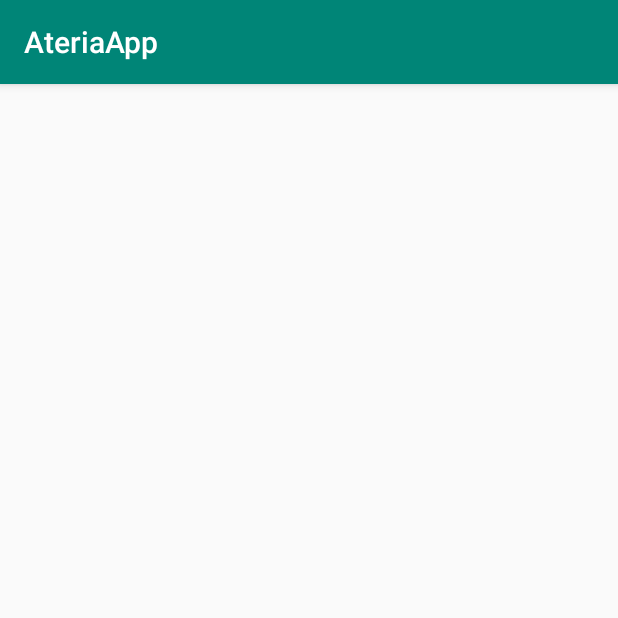
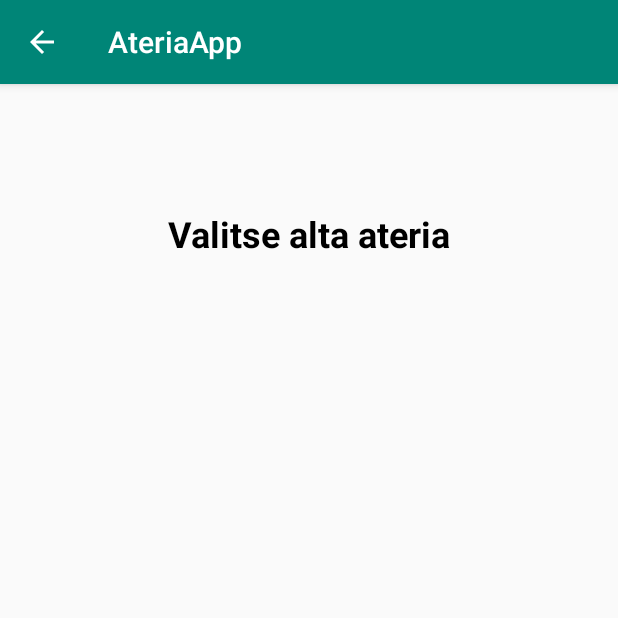
Before and after one commit to Ruon1s/AteriaApp, an Android app: the AteriaNakyma screen opened directly, with no data from a screen before it, on a phone screen of 412 x 824 dp, the top half of it. Run offline under Robolectric (Android 15) with nearby library versions, the phone set to English and light mode, and no system bars.

Commit message:
ParentalActivity Ateria Näkymä

```diff
--- a/app/src/main/AndroidManifest.xml
+++ b/app/src/main/AndroidManifest.xml
@@ -12,7 +12,8 @@
         <activity android:name=".ostosLista"></activity>
         <activity android:name=".lisaaAteria"
             android:parentActivityName=".MainActivity"/>
-        <activity android:name=".AteriaNakyma" />
+        <activity android:name=".AteriaNakyma"
+            android:parentActivityName=".MainActivity"/>
         <activity android:name=".MainActivity">
             <intent-filter>
                 <action android:name="android.intent.action.MAIN" />
--- a/app/src/main/java/com/example/ateriaapp/AteriaNakyma.java
+++ b/app/src/main/java/com/example/ateriaapp/AteriaNakyma.java
@@ -2,7 +2,9 @@ package com.example.ateriaapp;
 
 import androidx.appcompat.app.AppCompatActivity;
 
+import android.content.Intent;
 import android.os.Bundle;
+import android.widget.TextView;
 
 public class AteriaNakyma extends AppCompatActivity {
 
@@ -10,5 +12,11 @@ public class AteriaNakyma extends AppCompatActivity {
     protected void onCreate(Bundle savedInstanceState) {
         super.onCreate(savedInstanceState);
         setContentView(R.layout.activity_ateria_nakyma);
+
+        Intent intent = getIntent();
+        String date = intent.getStringExtra("date");
+
+        TextView dateview = (TextView) findViewById(R.id.dateView);
+        dateview.setText(date);
     }
 }
--- a/app/src/main/java/com/example/ateriaapp/MainActivity.java
+++ b/app/src/main/java/com/example/ateriaapp/MainActivity.java
@@ -108,9 +108,11 @@ public class MainActivity extends AppCompatActivity {
         String[] date = fulldate.split(" ", 3);
         Log.d(TAG, "addMeal: "+date[0]+" "+date[1]);
         String dateish =  ""+date[0]+" "+date[1];
-        Intent intent = new Intent(this, lisaaAteria.class);
+        Intent intent = new Intent(this, AteriaNakyma.class);
         intent.putExtra("date", dateish);
         startActivity(intent);
 
     }
+
+
 }
--- a/app/src/main/res/layout/activity_ateria_nakyma.xml
+++ b/app/src/main/res/layout/activity_ateria_nakyma.xml
@@ -6,15 +6,49 @@
     android:layout_height="match_parent"
     tools:context=".AteriaNakyma">
 
+
     <ListView
-        android:id="@+id/ListViewMain"
-        android:layout_width="395dp"
-        android:layout_height="715dp"
+        android:layout_width="394dp"
+        android:layout_height="450dp"
+        tools:layout_editor_absoluteX="8dp"
+        tools:layout_editor_absoluteY="131dp" />
+
+    <TextView
+        android:id="@+id/dateView"
+        android:layout_width="381dp"
+        android:layout_height="35dp"
         android:layout_marginStart="8dp"
         android:layout_marginLeft="8dp"
+        android:layout_marginTop="32dp"
         android:layout_marginEnd="8dp"
         android:layout_marginRight="8dp"
+        android:textAlignment="center"
+        android:textAllCaps="true"
+        android:textColor="@color/colorAccent"
+        android:textSize="24sp"
+        android:textStyle="bold"
         app:layout_constraintEnd_toEndOf="parent"
         app:layout_constraintStart_toStartOf="parent"
-        tools:layout_editor_absoluteY="8dp" />
+        app:layout_constraintTop_toTopOf="parent" />
+
+    <TextView
+        android:id="@+id/textView2"
+        android:layout_width="276dp"
+        android:layout_height="41dp"
+        android:layout_marginStart="16dp"
+        android:layout_marginLeft="16dp"
+        android:layout_marginTop="16dp"
+        android:layout_marginEnd="16dp"
+        android:layout_marginRight="16dp"
+        android:layout_marginBottom="16dp"
+        android:text="Valitse alta ateria"
+        android:textAlignment="center"
+        android:textAllCaps="false"
+        android:textColor="@color/colorAccent"
+        android:textSize="24sp"
+        android:textStyle="bold"
+        app:layout_constraintBottom_toTopOf="@+id/_dynamic"
+        app:layout_constraintEnd_toEndOf="parent"
+        app:layout_constraintStart_toStartOf="parent"
+        app:layout_constraintTop_toBottomOf="@+id/dateView" />
 </androidx.constraintlayout.widget.ConstraintLayout>
```
